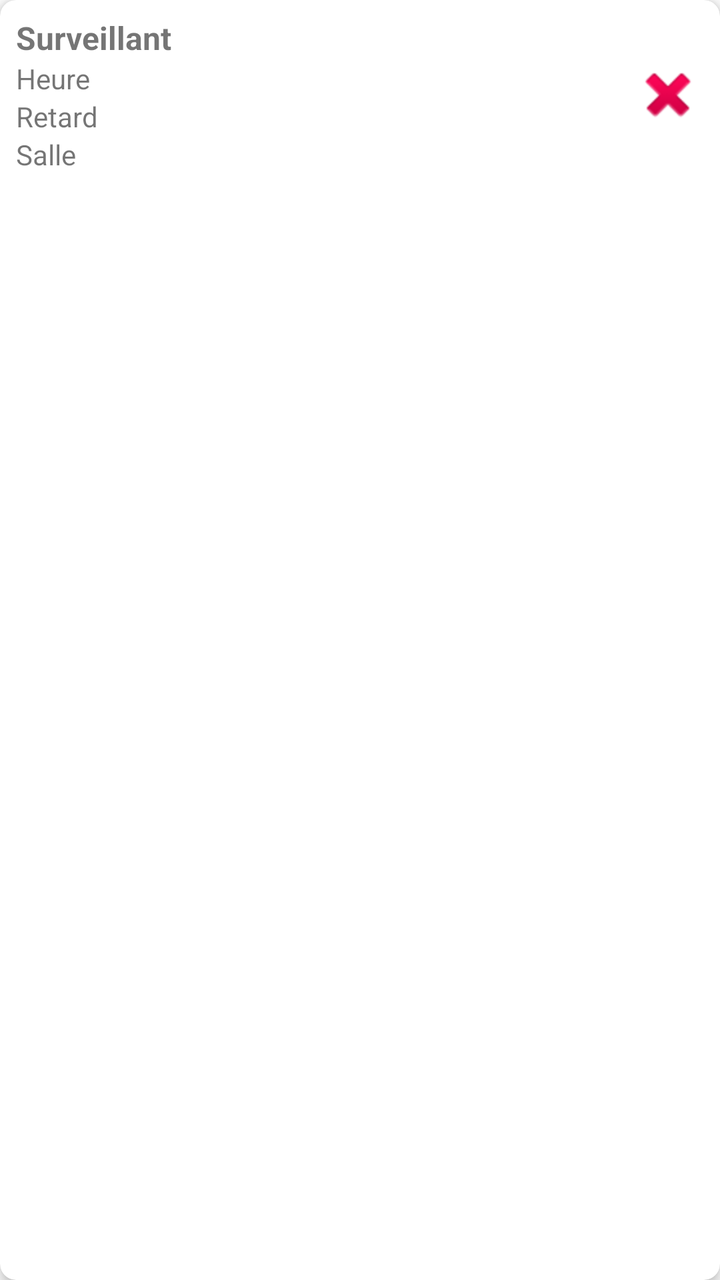
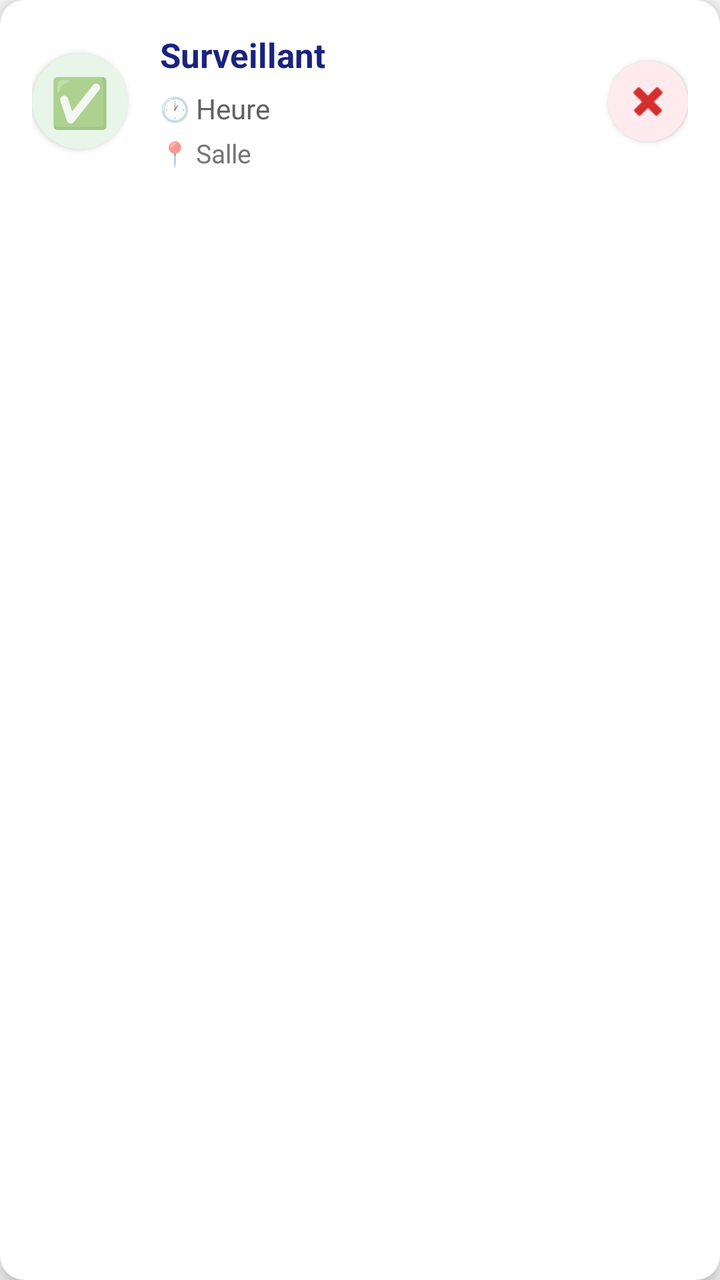

Before-and-after screenshots of an Android layout around one commit, followed by the original layout XML and the change that was made.
<!-- AndroidManifest.xml: application theme Theme.POINTAGE -->
<!-- res/layout/item_historique.xml -->
<?xml version="1.0" encoding="utf-8"?>
<androidx.cardview.widget.CardView xmlns:android="http://schemas.android.com/apk/res/android"
    xmlns:app="http://schemas.android.com/apk/res-auto"
    android:layout_width="match_parent"
    android:layout_height="wrap_content"
    android:layout_margin="8dp"
    app:cardCornerRadius="8dp"
    app:cardElevation="4dp">

    <androidx.constraintlayout.widget.ConstraintLayout
        android:layout_width="match_parent"
        android:layout_height="wrap_content"
        android:padding="8dp">

        <TextView
            android:id="@+id/nom_surveillant_historique"
            android:layout_width="0dp"
            android:layout_height="wrap_content"
            android:text="Surveillant"
            android:textStyle="bold"
            android:textSize="16sp"
            app:layout_constraintTop_toTopOf="parent"
            app:layout_constraintStart_toStartOf="parent"
            app:layout_constraintEnd_toStartOf="@+id/delete_icon"
            app:layout_constraintBottom_toTopOf="@+id/heure_historique"/>

        <TextView
            android:id="@+id/heure_historique"
            android:layout_width="0dp"
            android:layout_height="wrap_content"
            android:text="Heure"
            app:layout_constraintTop_toBottomOf="@id/nom_surveillant_historique"
            app:layout_constraintStart_toStartOf="parent"
            app:layout_constraintEnd_toStartOf="@+id/delete_icon"/>

        <TextView
            android:id="@+id/retard_historique"
            android:layout_width="0dp"
            android:layout_height="wrap_content"
            android:text="Retard"
            app:layout_constraintTop_toBottomOf="@id/heure_historique"
            app:layout_constraintStart_toStartOf="parent"
            app:layout_constraintEnd_toStartOf="@+id/delete_icon"/>

        <TextView
            android:id="@+id/salle_historique"
            android:layout_width="0dp"
            android:layout_height="wrap_content"
            android:text="Salle"
            app:layout_constraintTop_toBottomOf="@id/retard_historique"
            app:layout_constraintStart_toStartOf="parent"
            app:layout_constraintEnd_toStartOf="@+id/delete_icon"
            app:layout_constraintBottom_toBottomOf="parent"/>

        <ImageView
            android:id="@+id/delete_icon"
            android:layout_width="36dp"
            android:layout_height="36dp"
            android:src="@android:drawable/ic_delete"
            android:contentDescription="Supprimer"
            app:layout_constraintTop_toTopOf="parent"
            app:layout_constraintEnd_toEndOf="parent"
            app:layout_constraintBottom_toBottomOf="parent"/>

    </androidx.constraintlayout.widget.ConstraintLayout>
</androidx.cardview.widget.CardView>
<!-- resources referenced by this layout -->
<resources>
  <style name="Theme.POINTAGE" parent="Theme.MaterialComponents.DayNight.DarkActionBar">
          
          <item name="colorPrimary">@color/black</item>
          <item name="colorPrimaryVariant">@color/black</item>
          <item name="colorOnPrimary">@color/white</item>
          
          <item name="colorSecondary">@color/teal_200</item>
          <item name="colorSecondaryVariant">@color/teal_700</item>
          <item name="colorOnSecondary">@color/black</item>
          
          <item name="android:statusBarColor">?attr/colorPrimaryVariant</item>
          
      </style>
  <color name="black">#FF000000</color>
  <color name="white">#FFFFFFFF</color>
  <color name="teal_200">#FF03DAC5</color>
  <color name="teal_700">#FF018786</color>
</resources>

<!-- the commit's change to res/layout/item_historique.xml (unified diff, before → after) -->
@@ -3,64 +3,161 @@
     xmlns:app="http://schemas.android.com/apk/res-auto"
     android:layout_width="match_parent"
     android:layout_height="wrap_content"
-    android:layout_margin="8dp"
-    app:cardCornerRadius="8dp"
-    app:cardElevation="4dp">
+    android:layout_marginStart="12dp"
+    android:layout_marginEnd="12dp"
+    android:layout_marginTop="6dp"
+    android:layout_marginBottom="6dp"
+    app:cardCornerRadius="12dp"
+    app:cardElevation="4dp"
+    android:backgroundTint="@android:color/white">
 
     <androidx.constraintlayout.widget.ConstraintLayout
         android:layout_width="match_parent"
         android:layout_height="wrap_content"
-        android:padding="8dp">
+        android:padding="16dp">
 
-        <TextView
-            android:id="@+id/nom_surveillant_historique"
+        
+        <androidx.cardview.widget.CardView
+            android:id="@+id/status_badge"
+            android:layout_width="48dp"
+            android:layout_height="48dp"
+            app:cardCornerRadius="24dp"
+            app:cardElevation="2dp"
+            android:backgroundTint="#E8F5E9"
+            app:layout_constraintTop_toTopOf="parent"
+            app:layout_constraintStart_toStartOf="parent"
+            app:layout_constraintBottom_toBottomOf="parent">
+
+            <TextView
+                android:id="@+id/status_icon"
+                android:layout_width="match_parent"
+                android:layout_height="match_parent"
+                android:gravity="center"
+                android:text="✅"
+                android:textSize="24sp" />
+
+        </androidx.cardview.widget.CardView>
+
+        
+        <LinearLayout
+            android:id="@+id/content_layout"
             android:layout_width="0dp"
             android:layout_height="wrap_content"
-            android:text="Surveillant"
-            android:textStyle="bold"
-            android:textSize="16sp"
+            android:orientation="vertical"
+            android:layout_marginStart="16dp"
+            android:layout_marginEnd="8dp"
             app:layout_constraintTop_toTopOf="parent"
-            app:layout_constraintStart_toStartOf="parent"
-            app:layout_constraintEnd_toStartOf="@+id/delete_icon"
-            app:layout_constraintBottom_toTopOf="@+id/heure_historique"/>
+            app:layout_constraintBottom_toBottomOf="parent"
+            app:layout_constraintStart_toEndOf="@id/status_badge"
+            app:layout_constraintEnd_toStartOf="@+id/delete_icon">
 
-        <TextView
-            android:id="@+id/heure_historique"
-            android:layout_width="0dp"
-            android:layout_height="wrap_content"
-            android:text="Heure"
-            app:layout_constraintTop_toBottomOf="@id/nom_surveillant_historique"
-            app:layout_constraintStart_toStartOf="parent"
-            app:layout_constraintEnd_toStartOf="@+id/delete_icon"/>
+            <TextView
+                android:id="@+id/nom_surveillant_historique"
+                android:layout_width="wrap_content"
+                android:layout_height="wrap_content"
+                android:text="Surveillant"
+                android:textStyle="bold"
+                android:textSize="17sp"
+                android:textColor="#1A237E"
+                android:maxLines="1"
+                android:ellipsize="end" />
 
-        <TextView
-            android:id="@+id/retard_historique"
-            android:layout_width="0dp"
-            android:layout_height="wrap_content"
-            android:text="Retard"
-            app:layout_constraintTop_toBottomOf="@id/heure_historique"
-            app:layout_constraintStart_toStartOf="parent"
-            app:layout_constraintEnd_toStartOf="@+id/delete_icon"/>
+            <LinearLayout
+                android:layout_width="wrap_content"
+                android:layout_height="wrap_content"
+                android:orientation="horizontal"
+                android:layout_marginTop="6dp"
+                android:gravity="center_vertical">
 
-        <TextView
-            android:id="@+id/salle_historique"
-            android:layout_width="0dp"
-            android:layout_height="wrap_content"
-            android:text="Salle"
-            app:layout_constraintTop_toBottomOf="@id/retard_historique"
-            app:layout_constraintStart_toStartOf="parent"
-            app:layout_constraintEnd_toStartOf="@+id/delete_icon"
-            app:layout_constraintBottom_toBottomOf="parent"/>
+                <TextView
+                    android:layout_width="wrap_content"
+                    android:layout_height="wrap_content"
+                    android:text="🕐 "
+                    android:textSize="12sp" />
 
-        <ImageView
-            android:id="@+id/delete_icon"
-            android:layout_width="36dp"
-            android:layout_height="36dp"
-            android:src="@android:drawable/ic_delete"
-            android:contentDescription="Supprimer"
+                <TextView
+                    android:id="@+id/heure_historique"
+                    android:layout_width="wrap_content"
+                    android:layout_height="wrap_content"
+                    android:text="Heure"
+                    android:textSize="14sp"
+                    android:textColor="#616161" />
+
+            </LinearLayout>
+
+            <LinearLayout
+                android:layout_width="wrap_content"
+                android:layout_height="wrap_content"
+                android:orientation="horizontal"
+                android:layout_marginTop="4dp"
+                android:gravity="center_vertical">
+
+                <TextView
+                    android:layout_width="wrap_content"
+                    android:layout_height="wrap_content"
+                    android:text="📍 "
+                    android:textSize="12sp" />
+
+                <TextView
+                    android:id="@+id/salle_historique"
+                    android:layout_width="wrap_content"
+                    android:layout_height="wrap_content"
+                    android:text="Salle"
+                    android:textSize="13sp"
+                    android:textColor="#757575" />
+
+            </LinearLayout>
+
+            
+            <androidx.cardview.widget.CardView
+                android:id="@+id/retard_badge"
+                android:layout_width="wrap_content"
+                android:layout_height="wrap_content"
+                android:layout_marginTop="8dp"
+                app:cardCornerRadius="12dp"
+                app:cardElevation="0dp"
+                android:backgroundTint="#FFEBEE"
+                android:visibility="gone">
+
+                <TextView
+                    android:id="@+id/retard_historique"
+                    android:layout_width="wrap_content"
+                    android:layout_height="wrap_content"
+                    android:text="⏰ Retard"
+                    android:textSize="12sp"
+                    android:textStyle="bold"
+                    android:textColor="#D32F2F"
+                    android:paddingStart="12dp"
+                    android:paddingEnd="12dp"
+                    android:paddingTop="4dp"
+                    android:paddingBottom="4dp" />
+
+            </androidx.cardview.widget.CardView>
+
+        </LinearLayout>
+
+        
+        <androidx.cardview.widget.CardView
+            android:id="@+id/delete_card"
+            android:layout_width="40dp"
+            android:layout_height="40dp"
+            app:cardCornerRadius="20dp"
+            app:cardElevation="2dp"
+            android:backgroundTint="#FFEBEE"
             app:layout_constraintTop_toTopOf="parent"
             app:layout_constraintEnd_toEndOf="parent"
-            app:layout_constraintBottom_toBottomOf="parent"/>
+            app:layout_constraintBottom_toBottomOf="parent">
+
+            <ImageView
+                android:id="@+id/delete_icon"
+                android:layout_width="24dp"
+                android:layout_height="24dp"
+                android:layout_gravity="center"
+                android:src="@android:drawable/ic_delete"
+                android:contentDescription="Supprimer"
+                android:tint="#D32F2F" />
+
+        </androidx.cardview.widget.CardView>
 
     </androidx.constraintlayout.widget.ConstraintLayout>
 </androidx.cardview.widget.CardView>
<!-- resource entries referenced after the edit -->
@@ -2,8 +2,8 @@
 <resources>
   <style name="Theme.POINTAGE" parent="Theme.MaterialComponents.DayNight.DarkActionBar">
           
-          <item name="colorPrimary">@color/black</item>
-          <item name="colorPrimaryVariant">@color/black</item>
+          <item name="colorPrimary">@color/purple_500</item>
+          <item name="colorPrimaryVariant">@color/purple_700</item>
           <item name="colorOnPrimary">@color/white</item>
           
           <item name="colorSecondary">@color/teal_200</item>
@@ -12,8 +12,13 @@
           
           <item name="android:statusBarColor">?attr/colorPrimaryVariant</item>
           
+          <item name="android:windowBackground">@color/background_light</item>
+          
       </style>
+  <color name="purple_500">#FF6200EE</color>
+  <color name="purple_700">#FF3700B3</color>
   <color name="black">#FF000000</color>
+  <color name="background_light">#F5F5F5</color>
   <color name="white">#FFFFFFFF</color>
   <color name="teal_200">#FF03DAC5</color>
   <color name="teal_700">#FF018786</color>
